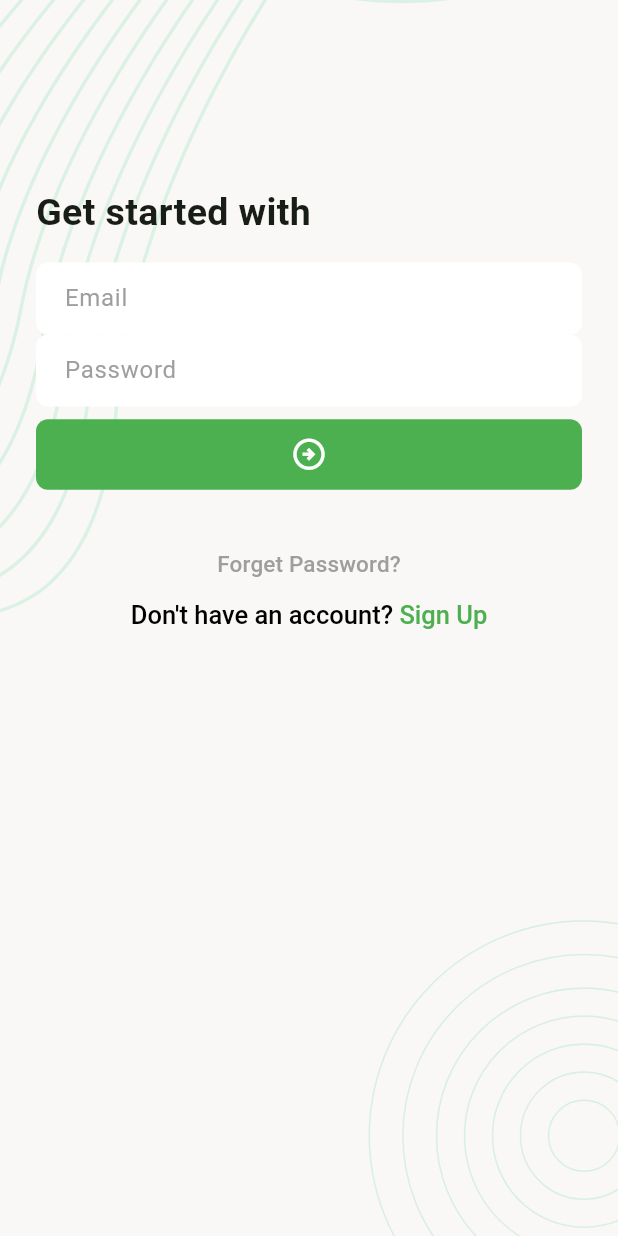
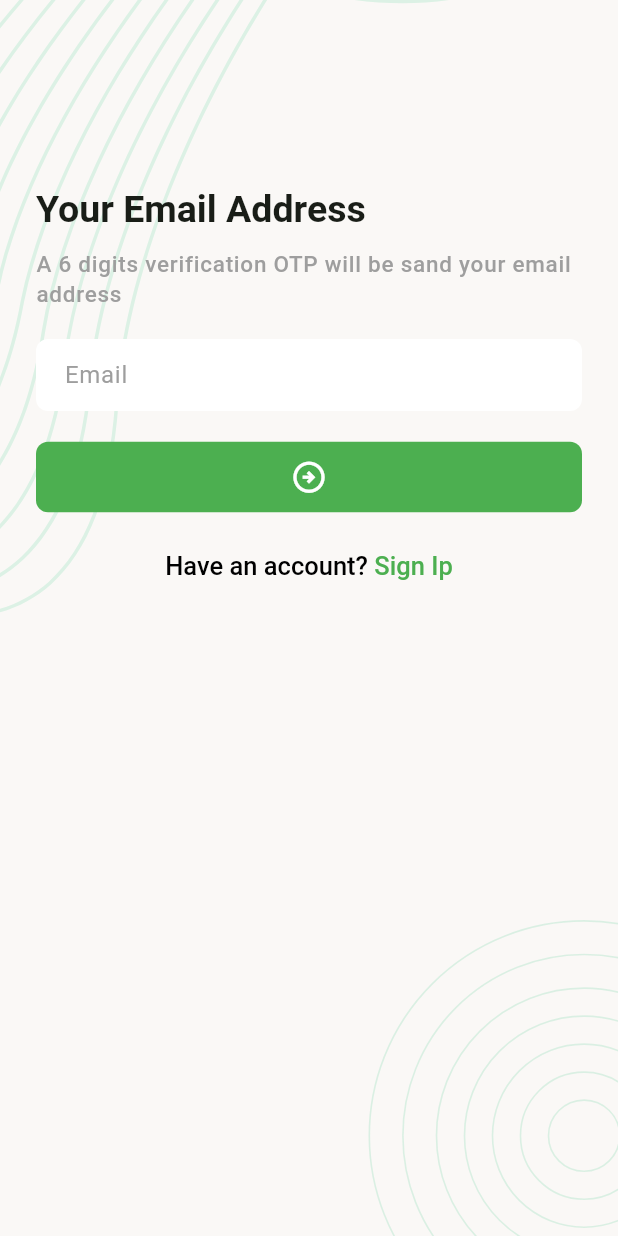
Before and after one commit to hossain4u/TaskAlot, a Flutter app: the screen it shows after launch, after a tap on "Forget Password?", on a phone screen of 412 x 824 dp. Run offline on Flutter 3.47's test engine with Material 3 defaults, Android fonts, the phone set to English and light mode, and no system bars; our stand-ins replace flutter_svg.

Commit message:
add forget password email screen

```diff
--- a/lib/app.dart
+++ b/lib/app.dart
@@ -1,8 +1,8 @@
 import 'package:flutter/material.dart';
+import 'package:task_manager_project/ui/screens/forgot_password_email_screen.dart';
 import 'package:task_manager_project/ui/screens/sign_in_screen.dart';
 import 'package:task_manager_project/ui/screens/sign_up_screen.dart';
 import 'package:task_manager_project/ui/screens/splash_screen.dart';
-
 
 class TaskAlotTaskManager extends StatelessWidget {
   const TaskAlotTaskManager({super.key});
@@ -49,14 +49,21 @@ class TaskAlotTaskManager extends StatelessWidget {
             foregroundColor: Colors.white,
           ),
         ),
+        textTheme: TextTheme(
+          titleLarge: TextStyle(fontSize: 25, fontWeight: FontWeight.w600),
+          labelMedium: TextStyle(fontSize: 15, fontWeight: FontWeight.w500, color: Colors.grey)
+
+        )
       ),
+
       debugShowCheckedModeBanner: false,
-      routes:<String, WidgetBuilder> {
-        SplashScreen.name:(_)=> SplashScreen(),
-        SignInScreen.name:(_)=> SignInScreen(),
-        SignUpScreen.name:(_)=> SignUpScreen(),
+      routes: <String, WidgetBuilder>{
+        SplashScreen.name: (_) => SplashScreen(),
+        SignInScreen.name: (_) => SignInScreen(),
+        SignUpScreen.name: (_) => SignUpScreen(),
+        ForgotPasswordEmailScreen.name:(_) => ForgotPasswordEmailScreen(),
       },
-      initialRoute:SplashScreen.name ,
+      initialRoute: SplashScreen.name,
     );
   }
 }
--- /dev/null
+++ b/lib/ui/screens/forgot_password_email_screen.dart
@@ -0,0 +1,83 @@
+import 'package:flutter/gestures.dart';
+import 'package:flutter/material.dart';
+import 'package:task_manager_project/ui/widgets/screen_background.dart';
+
+class ForgotPasswordEmailScreen extends StatefulWidget {
+  const ForgotPasswordEmailScreen({super.key});
+
+  static const String name = '/forgot-password-email';
+
+  @override
+  State<ForgotPasswordEmailScreen> createState() => _ForgotPasswordEmailScreenState();
+}
+
+class _ForgotPasswordEmailScreenState extends State<ForgotPasswordEmailScreen> {
+  @override
+  Widget build(BuildContext context) {
+    return Scaffold(
+      body: ScreenBackground(
+        child: SafeArea(
+          child: SingleChildScrollView(
+            child: Padding(
+              padding:  EdgeInsets.all(24),
+              child: Column(
+                crossAxisAlignment: CrossAxisAlignment.start,
+                children: [
+                   SizedBox(height: 100),
+                  Text(
+                    'Your Email Address',
+                    style: Theme.of(context).textTheme.titleLarge
+                  ),
+                  SizedBox(height:10),
+                  Text(
+                    'A 6 digits verification OTP will be sand your email address',
+                    style: Theme.of(context).textTheme.labelMedium
+                  ),
+                   SizedBox(height: 20),
+                  TextFormField(decoration: InputDecoration(hintText: 'Email')),
+                  SizedBox(height: 20),
+
+                  FilledButton(
+                    onPressed: _onTapSubmitButton,
+                    child: Icon(
+                      Icons.arrow_circle_right_outlined,
+                      size: 25,
+                    ),
+                  ),
+                   SizedBox(height: 25),
+                  Center(
+                    child: RichText(
+                      text: TextSpan(
+                        style: TextStyle(
+                          fontSize: 17,
+                          color: Colors.black,
+                          fontWeight: FontWeight.w500,
+                        ),
+                        text: "Have an account? ",
+                        children: [
+                          TextSpan(
+                            style: TextStyle(color: Colors.green),
+                            text: 'Sign Ip',
+                            recognizer: TapGestureRecognizer()
+                              ..onTap = _onTapSignInButton,
+                          ),
+                        ],
+                      ),
+                    ),
+                  ),
+                ],
+              ),
+            ),
+          ),
+        ),
+      ),
+    );
+  }
+
+  void _onTapSignInButton() {
+    Navigator.pop(context);
+  }
+  void _onTapSubmitButton() {
+
+  }
+}
--- a/lib/ui/screens/sign_in_screen.dart
+++ b/lib/ui/screens/sign_in_screen.dart
@@ -1,10 +1,12 @@
 import 'package:flutter/gestures.dart';
 import 'package:flutter/material.dart';
+import 'package:task_manager_project/ui/screens/forgot_password_email_screen.dart';
 import 'sign_up_screen.dart';
 import 'package:task_manager_project/ui/widgets/screen_background.dart';
 
 class SignInScreen extends StatefulWidget {
   const SignInScreen({super.key});
+
   static const String name = '/sign-in';
 
   @override
@@ -12,7 +14,6 @@ class SignInScreen extends StatefulWidget {
 }
 
 class _SignInScreenState extends State<SignInScreen> {
-
   @override
   Widget build(BuildContext context) {
     return Scaffold(
@@ -20,27 +21,29 @@ class _SignInScreenState extends State<SignInScreen> {
         child: SafeArea(
           child: SingleChildScrollView(
             child: Padding(
-              padding: const EdgeInsets.all(24),
+              padding:  EdgeInsets.all(24),
               child: Column(
                 crossAxisAlignment: CrossAxisAlignment.start,
                 children: [
-                  const SizedBox(height: 100),
-                  const Text(
+                   SizedBox(height: 100),
+                  Text(
                     'Get started with',
-                    style: TextStyle(fontSize: 25, fontWeight: FontWeight.w600),
+                    style: Theme.of(context).textTheme.titleLarge
                   ),
-                  const SizedBox(height: 15),
-                   TextFormField(
-                    decoration: InputDecoration(hintText: 'Email'),
-                  ),
-                   TextFormField(
+                  const SizedBox(height: 20),
+                  TextFormField(decoration: InputDecoration(hintText: 'Email')),
+                  SizedBox(height: 10),
+                  TextFormField(
                     decoration: InputDecoration(hintText: 'Password'),
                     obscureText: true,
                   ),
                   const SizedBox(height: 8),
                   FilledButton(
                     onPressed: _onTapSignInButton,
-                    child: const Icon(Icons.arrow_circle_right_outlined, size: 25),
+                    child: const Icon(
+                      Icons.arrow_circle_right_outlined,
+                      size: 25,
+                    ),
                   ),
                   const SizedBox(height: 25),
                   Center(
@@ -48,7 +51,7 @@ class _SignInScreenState extends State<SignInScreen> {
                       children: [
                         TextButton(
                           onPressed: _onTapForgetButton,
-                          child: const Text(
+                          child: Text(
                             'Forget Password?',
                             style: TextStyle(
                               fontSize: 15,
@@ -59,7 +62,7 @@ class _SignInScreenState extends State<SignInScreen> {
                         ),
                         RichText(
                           text: TextSpan(
-                            style: const TextStyle(
+                            style: TextStyle(
                               fontSize: 17,
                               color: Colors.black,
                               fontWeight: FontWeight.w500,
@@ -67,7 +70,7 @@ class _SignInScreenState extends State<SignInScreen> {
                             text: "Don't have an account? ",
                             children: [
                               TextSpan(
-                                style: const TextStyle(color: Colors.green),
+                                style: TextStyle(color: Colors.green),
                                 text: 'Sign Up',
                                 recognizer: TapGestureRecognizer()
                                   ..onTap = _onTapSignUpButton,
@@ -86,10 +89,13 @@ class _SignInScreenState extends State<SignInScreen> {
       ),
     );
   }
-  void _onTapSignInButton() {
+
+  void _onTapSignInButton() {}
+
+  void _onTapForgetButton() {
+    Navigator.pushNamed(context, ForgotPasswordEmailScreen.name);
   }
-  void _onTapForgetButton() {
-  }
+
   void _onTapSignUpButton() {
     Navigator.pushNamed(context, SignUpScreen.name);
   }
--- a/lib/ui/screens/sign_up_screen.dart
+++ b/lib/ui/screens/sign_up_screen.dart
@@ -4,6 +4,7 @@ import 'package:task_manager_project/ui/widgets/screen_background.dart';
 
 class SignUpScreen extends StatefulWidget {
   const SignUpScreen({super.key});
+
   static const String name = '/sign-up';
 
   @override
@@ -18,23 +19,34 @@ class _SignUpScreenState extends State<SignUpScreen> {
         child: SafeArea(
           child: SingleChildScrollView(
             child: Padding(
-              padding: const EdgeInsets.all(24),
+              padding: EdgeInsets.all(24),
               child: Column(
-                spacing: 8,
+                spacing: 10,
                 crossAxisAlignment: CrossAxisAlignment.start,
                 children: [
                   SizedBox(height: 100),
                   Text(
                     'Join With Us',
-                    style: TextStyle(fontSize: 25, fontWeight: FontWeight.w600),
+                    style: Theme.of(context).textTheme.titleLarge,
                   ),
                   SizedBox(height: 15),
-                  TextFormField(decoration: InputDecoration(hintText: 'Fast Name')),
-                  TextFormField(decoration: InputDecoration(hintText: 'Last Name')),
-                  TextFormField(decoration: InputDecoration(hintText: 'Mobile')),
+                  TextFormField(
+                    decoration: InputDecoration(hintText: 'Fast Name'),
+                  ),
+                  TextFormField(
+                    decoration: InputDecoration(hintText: 'Last Name'),
+                  ),
+
+                  TextFormField(
+                    decoration: InputDecoration(hintText: 'Mobile'),
+                  ),
+
                   TextFormField(decoration: InputDecoration(hintText: 'Email')),
-                  TextFormField(decoration: InputDecoration(hintText: 'Password')),
-                  SizedBox(height: 8),
+
+                  TextFormField(
+                    decoration: InputDecoration(hintText: 'Password'),
+                  ),
+
                   FilledButton(
                     onPressed: _onTapSignUpButton,
                     child: Icon(Icons.arrow_circle_right_outlined, size: 25),
@@ -56,7 +68,7 @@ class _SignUpScreenState extends State<SignUpScreen> {
                                 style: TextStyle(color: Colors.green),
                                 text: 'Sign In',
                                 recognizer: TapGestureRecognizer()
-                                  ..onTap = _onTapSignInButton
+                                  ..onTap = _onTapSignInButton,
                               ),
                             ],
                           ),
@@ -72,10 +84,10 @@ class _SignUpScreenState extends State<SignUpScreen> {
       ),
     );
   }
-  void _onTapSignInButton(){
+
+  void _onTapSignInButton() {
     Navigator.pop(context);
   }
-  void _onTapSignUpButton(){
 
-  }
+  void _onTapSignUpButton() {}
 }
--- a/lib/ui/screens/splash_screen.dart
+++ b/lib/ui/screens/splash_screen.dart
@@ -6,6 +6,7 @@ import 'package:task_manager_project/ui/widgets/screen_background.dart';
 
 class SplashScreen extends StatefulWidget {
   const SplashScreen({super.key});
+
   static const String name = '/';
 
   @override
```
